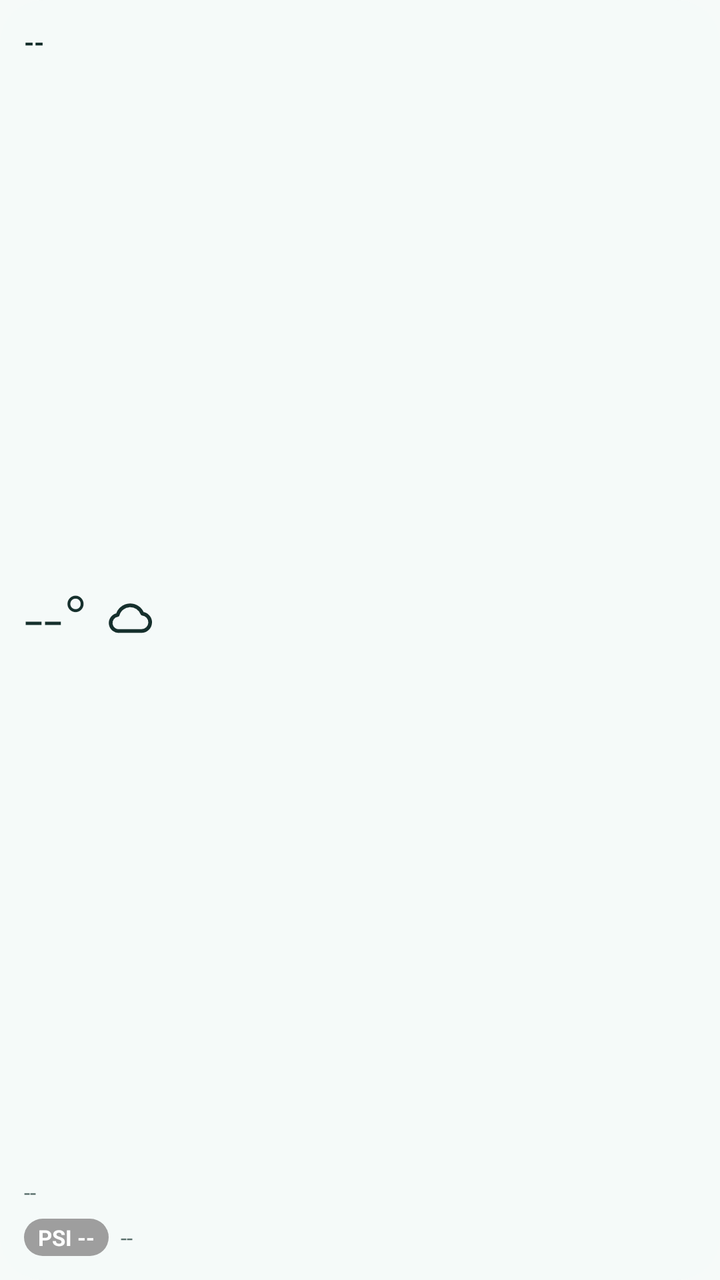
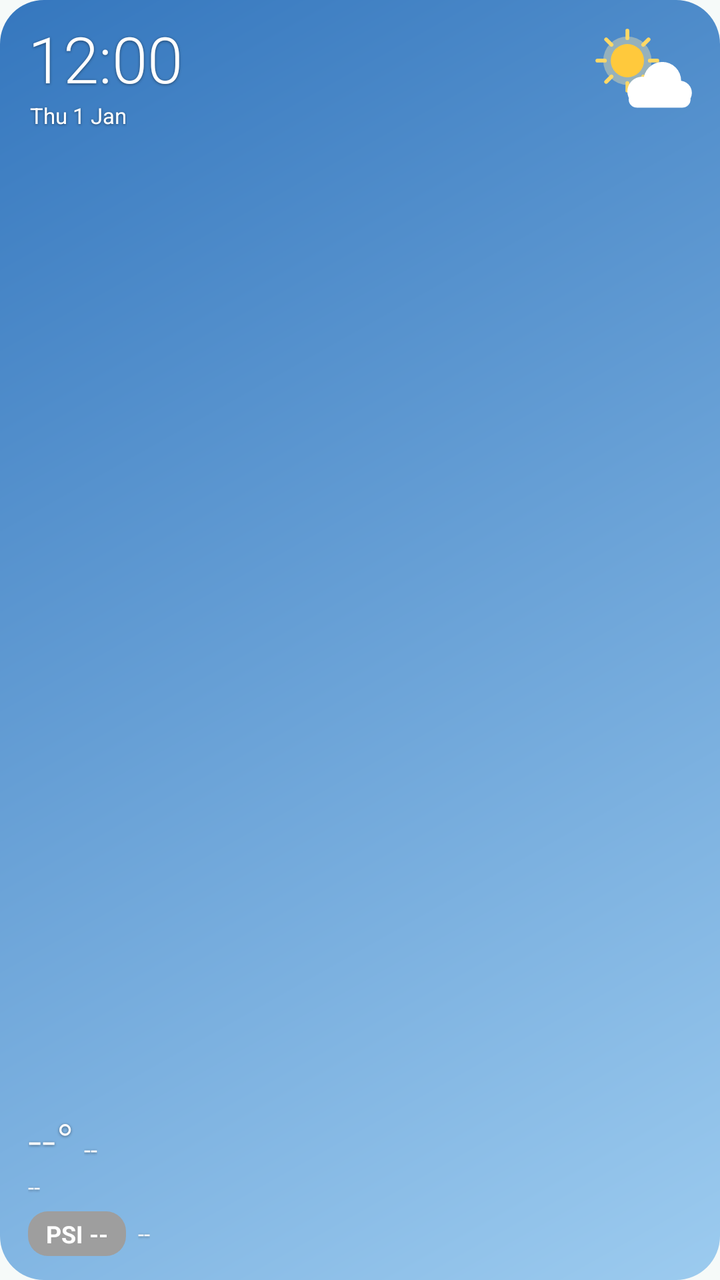

Compare the two renders of this Android layout. The source of the first and the diff that turns it into the second are given below.
<!-- AndroidManifest.xml: application theme Theme.HazeMap -->
<!-- res/layout/widget_small.xml -->
<?xml version="1.0" encoding="utf-8"?>
<LinearLayout
    xmlns:android="http://schemas.android.com/apk/res/android"
    android:id="@+id/wRoot"
    android:layout_width="match_parent"
    android:layout_height="match_parent"
    android:background="@drawable/widget_bg"
    android:orientation="vertical"
    android:padding="12dp">
    <TextView
        android:id="@+id/wLocation"
        android:layout_width="wrap_content"
        android:layout_height="wrap_content"
        android:ellipsize="end"
        android:maxLines="1"
        android:text="--"
        android:textColor="@color/widget_text"
        android:textSize="13sp"
        android:textStyle="bold" />
    <LinearLayout
        android:layout_width="match_parent"
        android:layout_height="0dp"
        android:layout_weight="1"
        android:gravity="center_vertical"
        android:orientation="horizontal">
        <TextView
            android:id="@+id/wTemp"
            android:layout_width="wrap_content"
            android:layout_height="wrap_content"
            android:ellipsize="end"
            android:maxLines="1"
            android:text="--°"
            android:textColor="@color/widget_text"
            android:textSize="34sp"
            android:fontFamily="sans-serif-light" />
        <ImageView
            android:id="@+id/wIcon"
            android:layout_width="26dp"
            android:layout_height="26dp"
            android:layout_marginStart="8dp"
            android:importantForAccessibility="no"
            android:src="@drawable/cond_cloud"
            android:tint="@color/widget_text" />
    </LinearLayout>
    <TextView
        android:id="@+id/wCondition"
        android:layout_width="wrap_content"
        android:layout_height="wrap_content"
        android:ellipsize="end"
        android:maxLines="1"
        android:text="--"
        android:textColor="@color/widget_muted"
        android:textSize="11sp" />
    <LinearLayout
        android:layout_width="match_parent"
        android:layout_height="wrap_content"
        android:layout_marginTop="6dp"
        android:gravity="center_vertical"
        android:orientation="horizontal">
        <TextView
            android:id="@+id/wPsi"
            android:layout_width="wrap_content"
            android:layout_height="wrap_content"
            android:paddingStart="7dp"
            android:paddingEnd="7dp"
            android:paddingTop="2dp"
            android:paddingBottom="2dp"
            android:text="PSI --"
            android:background="@drawable/widget_badge_none"
            android:textColor="@color/white"
            android:textSize="11sp"
            android:textStyle="bold" />
        <TextView
            android:id="@+id/wTime"
            android:layout_width="wrap_content"
            android:layout_height="wrap_content"
            android:layout_marginStart="6dp"
            android:ellipsize="end"
            android:maxLines="1"
            android:text="--"
            android:textColor="@color/widget_muted"
            android:textSize="11sp" />
    </LinearLayout>
    <TextView
        android:id="@+id/wBand"
        android:layout_width="wrap_content"
        android:layout_height="wrap_content"
        android:ellipsize="end"
        android:maxLines="1"
        android:text="--"
        android:textColor="@color/widget_text"
        android:textSize="1sp"
        android:visibility="gone" />
</LinearLayout>
<!-- resources referenced by this layout -->
<resources>
  <color name="white">#FFFFFFFF</color>
  <color name="widget_muted">#FF5A6F6C</color>
  <color name="widget_text">#FF16302D</color>
  <!-- drawable cond_cloud (drawable) -->
  <vector xmlns:android="http://schemas.android.com/apk/res/android"
      android:width="24dp"
      android:height="24dp"
      android:viewportWidth="24"
      android:viewportHeight="24">
      <path
          android:pathData="M7 18h10a4 4 0 0 0 .4-7.98A6 6 0 0 0 6 10.6 3.7 3.7 0 0 0 7 18z"
          android:strokeColor="#FF000000"
          android:strokeWidth="1.7"
          android:strokeLineCap="round"
          android:strokeLineJoin="round" />
  </vector>
  <!-- drawable widget_badge_none (drawable) -->
  <shape xmlns:android="http://schemas.android.com/apk/res/android">
      <solid android:color="#FF9E9E9E" />
      <corners android:radius="10dp" />
  </shape>
  <!-- drawable widget_bg (drawable) -->
  <shape xmlns:android="http://schemas.android.com/apk/res/android">
      <solid android:color="@color/widget_bg" />
      <corners android:radius="22dp" />
  </shape>
  <style name="Theme.HazeMap" parent="Theme.Material3.DayNight.NoActionBar">
          <item name="colorPrimary">@color/teal_700</item>
          <item name="colorOnPrimary">@color/white</item>
          <item name="colorPrimaryContainer">#B2DFDB</item>
          <item name="colorOnPrimaryContainer">#00201C</item>
          <item name="colorSecondaryContainer">#CCE8E4</item>
          <item name="colorOnSecondaryContainer">#05201D</item>
          <item name="android:colorBackground">#F6FAF9</item>
          <item name="colorSurface">#F6FAF9</item>
          <item name="colorOnSurface">#171D1C</item>
          <item name="colorSurfaceVariant">#DAE5E2</item>
          <item name="colorOnSurfaceVariant">#3F4947</item>
          <item name="colorOutline">#6F7977</item>
          <item name="colorOutlineVariant">#BFC9C6</item>
          <item name="colorSurfaceContainer">#EAEFED</item>
          <item name="android:statusBarColor">@color/teal_700</item>
      </style>
  <color name="widget_bg">#FFF5FAF9</color>
  <color name="teal_700">#FF00796B</color>
</resources>

<!-- the commit's change to res/layout/widget_small.xml (unified diff, before → after) -->
@@ -1,94 +1,219 @@
 <?xml version="1.0" encoding="utf-8"?>
-<LinearLayout
-    xmlns:android="http://schemas.android.com/apk/res/android"
+<FrameLayout xmlns:android="http://schemas.android.com/apk/res/android"
     android:id="@+id/wRoot"
     android:layout_width="match_parent"
     android:layout_height="match_parent"
-    android:background="@drawable/widget_bg"
-    android:orientation="vertical"
-    android:padding="12dp">
-    <TextView
-        android:id="@+id/wLocation"
+    android:background="@drawable/widget_sky_partly">
+
+    
+    <FrameLayout
+        android:layout_width="64dp"
+        android:layout_height="64dp"
+        android:layout_gravity="top|end"
+        android:layout_marginTop="6dp"
+        android:layout_marginEnd="6dp">
+        <ProgressBar
+            android:id="@+id/wSceneSun"
+            android:layout_width="match_parent"
+            android:layout_height="match_parent"
+            android:importantForAccessibility="no"
+            android:indeterminate="true"
+            android:indeterminateDrawable="@drawable/scene_sun"
+            android:indeterminateTint="@color/white"
+            android:indeterminateTintMode="multiply"
+            android:maxWidth="64dp"
+            android:maxHeight="64dp"
+            android:minWidth="64dp"
+            android:minHeight="64dp"
+            android:visibility="gone" />
+        <ProgressBar
+            android:id="@+id/wScenePartly"
+            android:layout_width="match_parent"
+            android:layout_height="match_parent"
+            android:importantForAccessibility="no"
+            android:indeterminate="true"
+            android:indeterminateDrawable="@drawable/scene_partly"
+            android:indeterminateTint="@color/white"
+            android:indeterminateTintMode="multiply"
+            android:maxWidth="64dp"
+            android:maxHeight="64dp"
+            android:minWidth="64dp"
+            android:minHeight="64dp" />
+        <ProgressBar
+            android:id="@+id/wSceneCloud"
+            android:layout_width="match_parent"
+            android:layout_height="match_parent"
+            android:importantForAccessibility="no"
+            android:indeterminate="true"
+            android:indeterminateDrawable="@drawable/scene_cloud"
+            android:indeterminateTint="@color/white"
+            android:indeterminateTintMode="multiply"
+            android:maxWidth="64dp"
+            android:maxHeight="64dp"
+            android:minWidth="64dp"
+            android:minHeight="64dp"
+            android:visibility="gone" />
+        <ProgressBar
+            android:id="@+id/wSceneRain"
+            android:layout_width="match_parent"
+            android:layout_height="match_parent"
+            android:importantForAccessibility="no"
+            android:indeterminate="true"
+            android:indeterminateDrawable="@drawable/scene_rain"
+            android:indeterminateTint="@color/white"
+            android:indeterminateTintMode="multiply"
+            android:maxWidth="64dp"
+            android:maxHeight="64dp"
+            android:minWidth="64dp"
+            android:minHeight="64dp"
+            android:visibility="gone" />
+        <ProgressBar
+            android:id="@+id/wSceneStorm"
+            android:layout_width="match_parent"
+            android:layout_height="match_parent"
+            android:importantForAccessibility="no"
+            android:indeterminate="true"
+            android:indeterminateDrawable="@drawable/scene_storm"
+            android:indeterminateTint="@color/white"
+            android:indeterminateTintMode="multiply"
+            android:maxWidth="64dp"
+            android:maxHeight="64dp"
+            android:minWidth="64dp"
+            android:minHeight="64dp"
+            android:visibility="gone" />
+        <ProgressBar
+            android:id="@+id/wSceneHaze"
+            android:layout_width="match_parent"
+            android:layout_height="match_parent"
+            android:importantForAccessibility="no"
+            android:indeterminate="true"
+            android:indeterminateDrawable="@drawable/scene_haze"
+            android:indeterminateTint="@color/white"
+            android:indeterminateTintMode="multiply"
+            android:maxWidth="64dp"
+            android:maxHeight="64dp"
+            android:minWidth="64dp"
+            android:minHeight="64dp"
+            android:visibility="gone" />
+        <ProgressBar
+            android:id="@+id/wSceneWind"
+            android:layout_width="match_parent"
+            android:layout_height="match_parent"
+            android:importantForAccessibility="no"
+            android:indeterminate="true"
+            android:indeterminateDrawable="@drawable/scene_wind"
+            android:indeterminateTint="@color/white"
+            android:indeterminateTintMode="multiply"
+            android:maxWidth="64dp"
+            android:maxHeight="64dp"
+            android:minWidth="64dp"
+            android:minHeight="64dp"
+            android:visibility="gone" />
+        <ProgressBar
+            android:id="@+id/wSceneNight"
+            android:layout_width="match_parent"
+            android:layout_height="match_parent"
+            android:importantForAccessibility="no"
+            android:indeterminate="true"
+            android:indeterminateDrawable="@drawable/scene_night"
+            android:indeterminateTint="@color/white"
+            android:indeterminateTintMode="multiply"
+            android:maxWidth="64dp"
+            android:maxHeight="64dp"
+            android:minWidth="64dp"
+            android:minHeight="64dp"
+            android:visibility="gone" />
+    </FrameLayout>
+
+    <LinearLayout
         android:layout_width="wrap_content"
         android:layout_height="wrap_content"
-        android:ellipsize="end"
-        android:maxLines="1"
-        android:text="--"
-        android:textColor="@color/widget_text"
-        android:textSize="13sp"
-        android:textStyle="bold" />
-    <LinearLayout
-        android:layout_width="match_parent"
-        android:layout_height="0dp"
-        android:layout_weight="1"
-        android:gravity="center_vertical"
-        android:orientation="horizontal">
-        <TextView
-            android:id="@+id/wTemp"
-            android:layout_width="wrap_content"
-            android:layout_height="wrap_content"
-            android:ellipsize="end"
-            android:maxLines="1"
-            android:text="--°"
-            android:textColor="@color/widget_text"
-            android:textSize="34sp"
-            android:fontFamily="sans-serif-light" />
-        <ImageView
-            android:id="@+id/wIcon"
-            android:layout_width="26dp"
-            android:layout_height="26dp"
-            android:layout_marginStart="8dp"
-            android:importantForAccessibility="no"
-            android:src="@drawable/cond_cloud"
-            android:tint="@color/widget_text" />
+        android:layout_gravity="top|start"
+        android:layout_marginStart="14dp"
+        android:layout_marginTop="12dp"
+        android:orientation="vertical">
+
+        <TextClock
+            android:id="@+id/wClock"
+            style="@style/WidgetText"
+            android:fontFamily="sans-serif-light"
+            android:format12Hour="h:mm"
+            android:format24Hour="H:mm"
+            android:includeFontPadding="false"
+            android:textSize="32sp" />
+
+        <TextClock
+            android:id="@+id/wDate"
+            style="@style/WidgetText"
+            android:format12Hour="EEE d MMM"
+            android:format24Hour="EEE d MMM"
+            android:textSize="11sp"
+            android:layout_marginStart="1dp"
+            android:layout_marginTop="1dp" />
     </LinearLayout>
-    <TextView
-        android:id="@+id/wCondition"
-        android:layout_width="wrap_content"
-        android:layout_height="wrap_content"
-        android:ellipsize="end"
-        android:maxLines="1"
-        android:text="--"
-        android:textColor="@color/widget_muted"
-        android:textSize="11sp" />
+
     <LinearLayout
         android:layout_width="match_parent"
         android:layout_height="wrap_content"
-        android:layout_marginTop="6dp"
-        android:gravity="center_vertical"
-        android:orientation="horizontal">
-        <TextView
-            android:id="@+id/wPsi"
+        android:layout_gravity="bottom"
+        android:orientation="vertical"
+        android:paddingStart="14dp"
+        android:paddingEnd="12dp"
+        android:paddingBottom="12dp">
+
+        <LinearLayout
             android:layout_width="wrap_content"
             android:layout_height="wrap_content"
-            android:paddingStart="7dp"
-            android:paddingEnd="7dp"
-            android:paddingTop="2dp"
-            android:paddingBottom="2dp"
-            android:text="PSI --"
-            android:background="@drawable/widget_badge_none"
-            android:textColor="@color/white"
-            android:textSize="11sp"
-            android:textStyle="bold" />
+            android:baselineAligned="true"
+            android:orientation="horizontal">
+
+            <TextView
+                android:id="@+id/wTemp"
+                style="@style/WidgetText"
+                android:fontFamily="sans-serif-light"
+                android:text="@string/no_temp"
+                android:textSize="24sp" />
+
+            <TextView
+                android:id="@+id/wCondition"
+                style="@style/WidgetText"
+                android:layout_marginStart="5dp"
+                android:ellipsize="end"
+                android:maxLines="1"
+                android:text="--"
+                android:textSize="12sp" />
+        </LinearLayout>
+
         <TextView
-            android:id="@+id/wTime"
-            android:layout_width="wrap_content"
-            android:layout_height="wrap_content"
-            android:layout_marginStart="6dp"
+            android:id="@+id/wPlace"
+            style="@style/WidgetText"
+            android:alpha="0.92"
             android:ellipsize="end"
             android:maxLines="1"
             android:text="--"
-            android:textColor="@color/widget_muted"
             android:textSize="11sp" />
+
+        <LinearLayout
+            android:layout_width="wrap_content"
+            android:layout_height="wrap_content"
+            android:layout_marginTop="5dp"
+            android:gravity="center_vertical"
+            android:orientation="horizontal">
+
+            <TextView
+                android:id="@+id/wPsi"
+                style="@style/WidgetPill"
+                android:text="@string/widget_psi_none" />
+
+            <TextView
+                android:id="@+id/wWhen"
+                style="@style/WidgetText"
+                android:alpha="0.92"
+                android:ellipsize="end"
+                android:maxLines="1"
+                android:text="--"
+                android:textSize="11sp"
+                android:layout_marginStart="6dp" />
+        </LinearLayout>
     </LinearLayout>
-    <TextView
-        android:id="@+id/wBand"
-        android:layout_width="wrap_content"
-        android:layout_height="wrap_content"
-        android:ellipsize="end"
-        android:maxLines="1"
-        android:text="--"
-        android:textColor="@color/widget_text"
-        android:textSize="1sp"
-        android:visibility="gone" />
-</LinearLayout>
+</FrameLayout>
<!-- resource entries referenced after the edit -->
@@ -1,30 +1,49 @@
 <!-- resources referenced by this layout -->
 <resources>
   <color name="white">#FFFFFFFF</color>
-  <color name="widget_muted">#FF5A6F6C</color>
-  <color name="widget_text">#FF16302D</color>
-  <!-- drawable cond_cloud (drawable) -->
-  <vector xmlns:android="http://schemas.android.com/apk/res/android"
-      android:width="24dp"
-      android:height="24dp"
-      android:viewportWidth="24"
-      android:viewportHeight="24">
-      <path
-          android:pathData="M7 18h10a4 4 0 0 0 .4-7.98A6 6 0 0 0 6 10.6 3.7 3.7 0 0 0 7 18z"
-          android:strokeColor="#FF000000"
-          android:strokeWidth="1.7"
-          android:strokeLineCap="round"
-          android:strokeLineJoin="round" />
-  </vector>
+  <!-- drawable scene_cloud: vector/xml drawable (drawable, 2654 chars, omitted) -->
+  <!-- drawable scene_haze: vector/xml drawable (drawable, 6021 chars, omitted) -->
+  <!-- drawable scene_night: vector/xml drawable (drawable, 5045 chars, omitted) -->
+  <!-- drawable scene_partly: vector/xml drawable (drawable, 4698 chars, omitted) -->
+  <!-- drawable scene_rain: vector/xml drawable (drawable, 11350 chars, omitted) -->
+  <!-- drawable scene_storm: vector/xml drawable (drawable, 12519 chars, omitted) -->
+  <!-- drawable scene_sun: vector/xml drawable (drawable, 3582 chars, omitted) -->
+  <!-- drawable scene_wind: vector/xml drawable (drawable, 8031 chars, omitted) -->
+  <!-- drawable widget_sky_partly (drawable) -->
+  <?xml version="1.0" encoding="utf-8"?>
+  <shape xmlns:android="http://schemas.android.com/apk/res/android">
+      <gradient
+          android:angle="315"
+          android:endColor="#FF9CCBEF"
+          android:startColor="#FF3577BE" />
+      <corners android:radius="22dp" />
+  </shape>
+  <string name="no_temp">--°</string>
+  <string name="widget_psi_none">PSI --</string>
+  <style name="WidgetPill">
+          <item name="android:layout_width">wrap_content</item>
+          <item name="android:layout_height">wrap_content</item>
+          <item name="android:background">@drawable/widget_badge_none</item>
+          <item name="android:paddingStart">9dp</item>
+          <item name="android:paddingTop">3dp</item>
+          <item name="android:paddingEnd">9dp</item>
+          <item name="android:paddingBottom">3dp</item>
+          <item name="android:textColor">@color/white</item>
+          <item name="android:textSize">12sp</item>
+          <item name="android:textStyle">bold</item>
+      </style>
+  <style name="WidgetText">
+          <item name="android:layout_width">wrap_content</item>
+          <item name="android:layout_height">wrap_content</item>
+          <item name="android:textColor">@color/white</item>
+          <item name="android:shadowColor">#73000000</item>
+          <item name="android:shadowDy">1</item>
+          <item name="android:shadowRadius">3</item>
+      </style>
   <!-- drawable widget_badge_none (drawable) -->
   <shape xmlns:android="http://schemas.android.com/apk/res/android">
       <solid android:color="#FF9E9E9E" />
       <corners android:radius="10dp" />
-  </shape>
-  <!-- drawable widget_bg (drawable) -->
-  <shape xmlns:android="http://schemas.android.com/apk/res/android">
-      <solid android:color="@color/widget_bg" />
-      <corners android:radius="22dp" />
   </shape>
   <style name="Theme.HazeMap" parent="Theme.Material3.DayNight.NoActionBar">
           <item name="colorPrimary">@color/teal_700</item>
@@ -43,7 +62,6 @@
           <item name="colorSurfaceContainer">#EAEFED</item>
           <item name="android:statusBarColor">@color/teal_700</item>
       </style>
-  <color name="widget_bg">#FFF5FAF9</color>
   <color name="teal_700">#FF00796B</color>
 </resources>
 
